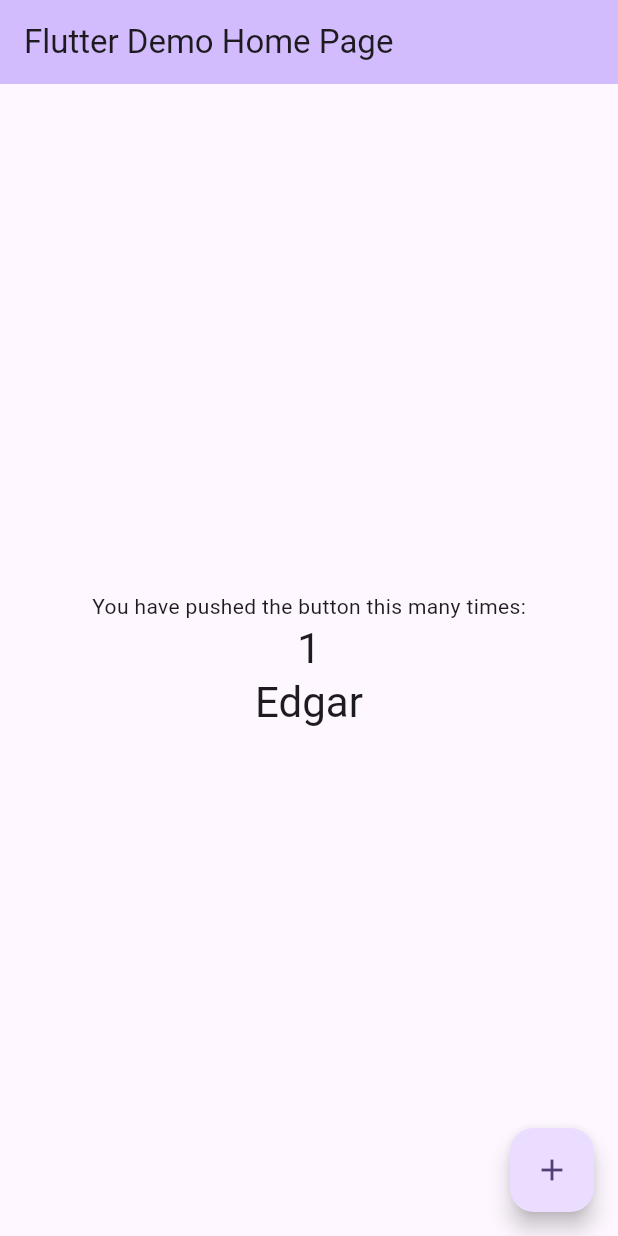
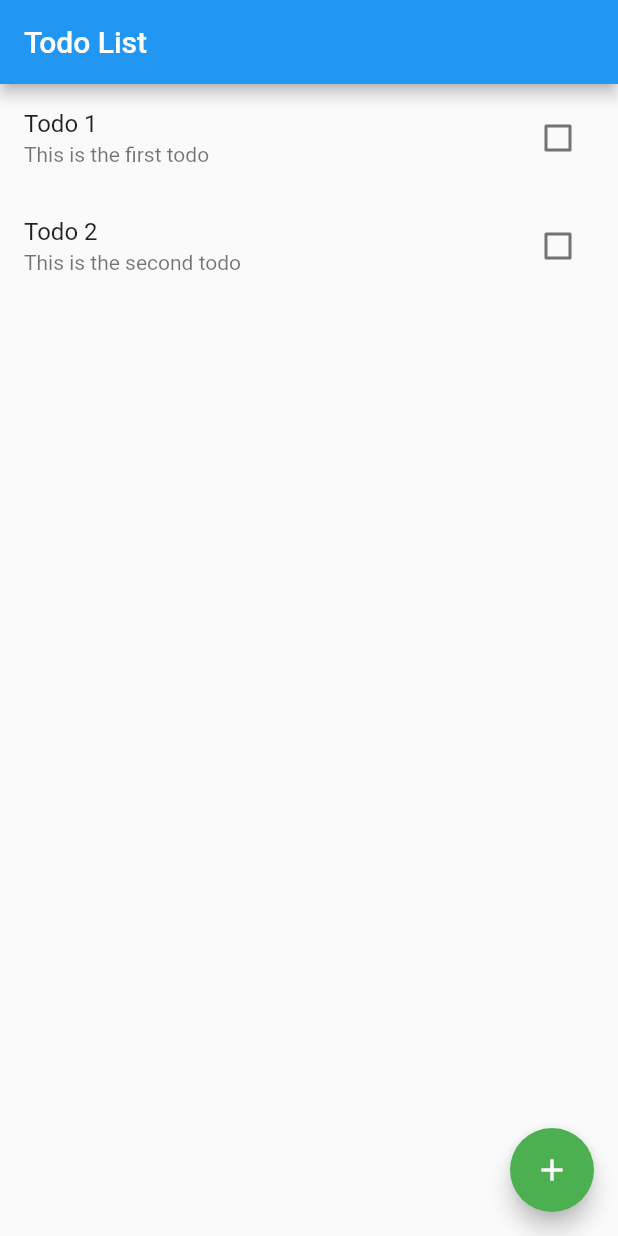
Before and after one commit to edgarcandales/flutter_crud, a Flutter app: the screen it shows after launch, after a tap on the "add" icon, on a phone screen of 412 x 824 dp. Run offline on Flutter 3.47's test engine with Material 2 defaults, Android fonts, the phone set to English and light mode, and no system bars.

Commit message:
add Todo list component

```diff
--- a/lib/main.dart
+++ b/lib/main.dart
@@ -1,130 +1,55 @@
 import 'package:flutter/material.dart';
-import 'todo.dart';
+import 'todo.dart'; // Make sure to import your Todo class
 
 void main() {
-  runApp(const MyApp());
+  runApp(MaterialApp(
+    home: TodoList(),
+  ));
 }
 
-class MyApp extends StatelessWidget {
-  const MyApp({super.key});
+class TodoList extends StatefulWidget {
+  @override
+  _TodoListState createState() => _TodoListState();
+}
 
-  // This widget is the root of your application.
+class _TodoListState extends State<TodoList> {
+  final List<Todo> todos = [
+    // Add some example todos
+    Todo(id: 1, title: 'Todo 1', description: 'This is the first todo'),
+    Todo(id: 2, title: 'Todo 2', description: 'This is the second todo'),
+    // Add more todos here
+  ];
+
   @override
   Widget build(BuildContext context) {
-    return MaterialApp(
-      title: 'Flutter Demo',
-      theme: ThemeData(
-        // This is the theme of your application.
-        //
-        // TRY THIS: Try running your application with "flutter run". You'll see
-        // the application has a blue toolbar. Then, without quitting the app,
-        // try changing the seedColor in the colorScheme below to Colors.green
-        // and then invoke "hot reload" (save your changes or press the "hot
-        // reload" button in a Flutter-supported IDE, or press "r" if you used
-        // the command line to start the app).
-        //
-        // Notice that the counter didn't reset back to zero; the application
-        // state is not lost during the reload. To reset the state, use hot
-        // restart instead.
-        //
-        // This works for code too, not just values: Most code changes can be
-        // tested with just a hot reload.
-        colorScheme: ColorScheme.fromSeed(seedColor: Colors.deepPurple),
-        useMaterial3: true,
+    return Scaffold(
+      appBar: AppBar(
+        title: Text('Todo List'),
       ),
-      home: const MyHomePage(title: 'Flutter Demo Home Page'),
+      body: ListView.builder(
+        itemCount: todos.length,
+        itemBuilder: (context, index) {
+          return ListTile(
+            title: Text(todos[index].title),
+            subtitle: Text(todos[index].description),
+            trailing: Checkbox(
+              value: todos[index].isDone,
+              onChanged: (bool? value) {
+                setState(() {
+                  todos[index].isDone = value!;
+                });
+              },
+            ),
+          );
+        },
+      ),
+      floatingActionButton: FloatingActionButton(
+        onPressed: () {
+          // Add your onPressed code here!
+        },
+        child: Icon(Icons.add),
+        backgroundColor: Colors.green,
+      ),
     );
   }
 }
-
-class MyHomePage extends StatefulWidget {
-  const MyHomePage({super.key, required this.title});
-
-  // This widget is the home page of your application. It is stateful, meaning
-  // that it has a State object (defined below) that contains fields that affect
-  // how it looks.
-
-  // This class is the configuration for the state. It holds the values (in this
-  // case the title) provided by the parent (in this case the App widget) and
-  // used by the build method of the State. Fields in a Widget subclass are
-  // always marked "final".
-
-  final String title;
-
-  @override
-  State<MyHomePage> createState() => _MyHomePageState();
-}
-
-class _MyHomePageState extends State<MyHomePage> {
-  int _counter = 0;
-
-  void _incrementCounter() {
-    setState(() {
-      // This call to setState tells the Flutter framework that something has
-      // changed in this State, which causes it to rerun the build method below
-      // so that the display can reflect the updated values. If we changed
-      // _counter without calling setState(), then the build method would not be
-      // called again, and so nothing would appear to happen.
-      _counter++;
-    });
-  }
-
-  @override
-  Widget build(BuildContext context) {
-    // This method is rerun every time setState is called, for instance as done
-    // by the _incrementCounter method above.
-    //
-    // The Flutter framework has been optimized to make rerunning build methods
-    // fast, so that you can just rebuild anything that needs updating rather
-    // than having to individually change instances of widgets.
-    return Scaffold(
-      appBar: AppBar(
-        // TRY THIS: Try changing the color here to a specific color (to
-        // Colors.amber, perhaps?) and trigger a hot reload to see the AppBar
-        // change color while the other colors stay the same.
-        backgroundColor: Theme.of(context).colorScheme.inversePrimary,
-        // Here we take the value from the MyHomePage object that was created by
-        // the App.build method, and use it to set our appbar title.
-        title: Text(widget.title),
-      ),
-      body: Center(
-        // Center is a layout widget. It takes a single child and positions it
-        // in the middle of the parent.
-        child: Column(
-          // Column is also a layout widget. It takes a list of children and
-          // arranges them vertically. By default, it sizes itself to fit its
-          // children horizontally, and tries to be as tall as its parent.
-          //
-          // Column has various properties to control how it sizes itself and
-          // how it positions its children. Here we use mainAxisAlignment to
-          // center the children vertically; the main axis here is the vertical
-          // axis because Columns are vertical (the cross axis would be
-          // horizontal).
-          //
-          // TRY THIS: Invoke "debug painting" (choose the "Toggle Debug Paint"
-          // action in the IDE, or press "p" in the console), to see the
-          // wireframe for each widget.
-          mainAxisAlignment: MainAxisAlignment.center,
-          children: <Widget>[
-            const Text(
-              'You have pushed the button this many times:',
-            ),
-            Text(
-              '$_counter',
-              style: Theme.of(context).textTheme.headlineMedium,
-            ),
-            Text(
-              'Edgar',
-              style: Theme.of(context).textTheme.headlineMedium,
-            ),
-          ],
-        ),
-      ),
-      floatingActionButton: FloatingActionButton(
-        onPressed: _incrementCounter,
-        tooltip: 'Increment',
-        child: const Icon(Icons.add),
-      ), // This trailing comma makes auto-formatting nicer for build methods.
-    );
-  }
-}
```
